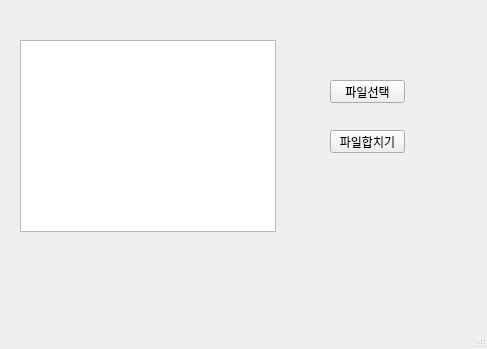
Above: merge.ui from khg537/python_study before the change. Below: the same form after it.
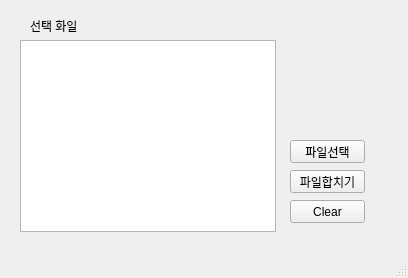
That is the form after the change.

Patch:
```diff
--- a/merge.ui
+++ b/merge.ui
@@ -6,8 +6,8 @@
    <rect>
     <x>0</x>
     <y>0</y>
-    <width>487</width>
-    <height>349</height>
+    <width>408</width>
+    <height>278</height>
    </rect>
   </property>
   <property name="windowTitle">
@@ -27,8 +27,8 @@
    <widget class="QPushButton" name="pushButton">
     <property name="geometry">
      <rect>
-      <x>330</x>
-      <y>80</y>
+      <x>290</x>
+      <y>140</y>
       <width>75</width>
       <height>23</height>
      </rect>
@@ -40,8 +40,8 @@
    <widget class="QPushButton" name="pushButton_2">
     <property name="geometry">
      <rect>
-      <x>330</x>
-      <y>130</y>
+      <x>290</x>
+      <y>170</y>
       <width>75</width>
       <height>23</height>
      </rect>
@@ -50,6 +50,32 @@
      <string>파일합치기</string>
     </property>
    </widget>
+   <widget class="QLabel" name="label">
+    <property name="geometry">
+     <rect>
+      <x>30</x>
+      <y>20</y>
+      <width>56</width>
+      <height>12</height>
+     </rect>
+    </property>
+    <property name="text">
+     <string>선택 화일</string>
+    </property>
+   </widget>
+   <widget class="QPushButton" name="pushButton_3">
+    <property name="geometry">
+     <rect>
+      <x>290</x>
+      <y>200</y>
+      <width>75</width>
+      <height>23</height>
+     </rect>
+    </property>
+    <property name="text">
+     <string>Clear</string>
+    </property>
+   </widget>
   </widget>
   <widget class="QMenuBar" name="menubar">
    <property name="geometry">
```
Left out of the diff: 4 changed lines with no effect on the pictures.
